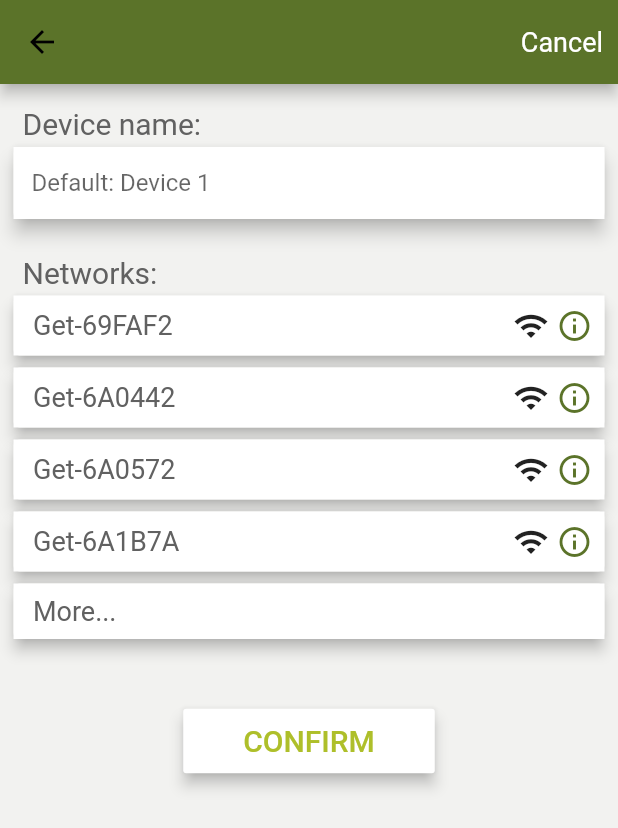
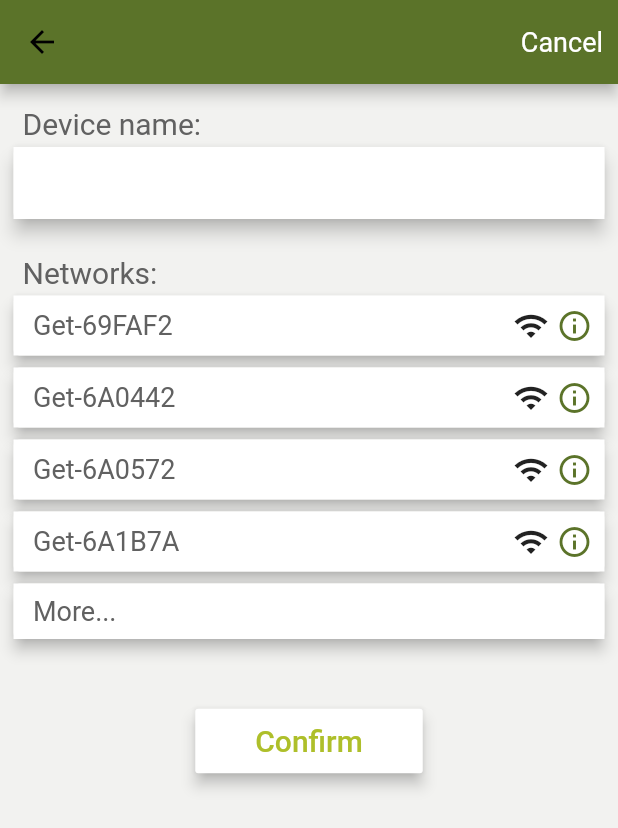
Before and after one commit to nip009/water_plant, a Flutter app: the OverviewBody screen opened directly with empty values, after a tap on "Device", on a phone screen of 412 x 824 dp. Shown: the top 828 px of the screen. Run offline on Flutter 3.47's test engine with Material 2 defaults, Android fonts, the phone set to English and light mode, and no system bars; our stand-ins replace country_code_picker; missing offline and left inert: custom_navigator.

Commit message:
Make it possible to edit/delete tank

```diff
--- a/lib/src/screens/settings/components/account.dart
+++ b/lib/src/screens/settings/components/account.dart
@@ -27,6 +27,7 @@ class _AccountSettingsState extends State<AccountSettings> {
   Widget build(BuildContext context) {
     return SafeArea(
       child: Scaffold(
+        resizeToAvoidBottomInset: false,
         appBar: AppBar(
           title: ClipRRect(
             //borderRadius: BorderRadius.circular(10),
@@ -78,7 +79,6 @@ class _AccountSettingsState extends State<AccountSettings> {
                   ),
                 ),
                 formTitle('Mobile number'),
-                //TODO: Let user choose country code
                 Row(
                   children: <Widget>[
                     Card(
@@ -106,6 +106,9 @@ class _AccountSettingsState extends State<AccountSettings> {
                             'AD',
                             'AO',
                             'AQ',
+                            'SE',
+                            'GE',
+                            'UK',
                           ],
                           showFlagDialog: true,
                           comparator: (a, b) => b.name.compareTo(a.name),
--- a/lib/src/screens/tank_overview/components/add_new_tank.dart
+++ b/lib/src/screens/tank_overview/components/edit_tank.dart
@@ -3,19 +3,28 @@ import 'package:water_plant/constants.dart' as Constants;
 import 'package:water_plant/objects/watertankdevice/water_tank_device.dart';
 
 /// Screen for adding a new [WaterTankDevice].
-class AddNewTank extends StatefulWidget {
+class EditTank extends StatefulWidget {
   final Function addTank;
+  final Function removeTank;
+  final Function refreshState;
+  final bool showDeleteButton;
+  WaterTankDevice tank;
+  String tankName;
 
-  AddNewTank(this.addTank);
+  EditTank(
+      {this.tankName,
+      this.tank,
+      this.addTank,
+      this.removeTank,
+      this.refreshState,
+      this.showDeleteButton = false});
 
   @override
-  _AddNewTankState createState() => _AddNewTankState();
+  _EditTankState createState() => _EditTankState();
 }
 
-class _AddNewTankState extends State<AddNewTank> {
+class _EditTankState extends State<EditTank> {
   final _formKey = new GlobalKey<FormState>();
-
-  String _tankName = '';
 
   @override
   Widget build(BuildContext context) {
@@ -60,12 +69,14 @@ class _AddNewTankState extends State<AddNewTank> {
                   child: Form(
                     key: _formKey,
                     child: TextFormField(
+                      initialValue: widget.tank != null ? widget.tank.name : '',
                       maxLength: Constants.MAX_CHARS_DEVICE_NAME,
-                      onSaved: (value) => _tankName = value,
+                      onSaved: (value) => widget.tankName = value,
                       validator: (value) =>
                           value.isEmpty ? 'Name cannot be empty' : null,
                       decoration: InputDecoration(
-                        hintText: 'Default: Device 1',
+                        hintText:
+                            widget.tankName == '' ? 'Default: Device 1' : '',
                         border: InputBorder.none,
                         counterText: '',
                       ),
@@ -105,7 +116,7 @@ class _AddNewTankState extends State<AddNewTank> {
                   child: Container(
                     margin: EdgeInsets.only(left: 30, right: 30),
                     child: Text(
-                      'CONFIRM',
+                      'Confirm',
                       style: TextStyle(
                         fontSize: 20,
                         color: Constants.LIGHT_GREEN_COLOR,
@@ -113,10 +124,38 @@ class _AddNewTankState extends State<AddNewTank> {
                     ),
                   ),
                   onPressed: () {
-                    _submit();
+                    if (widget.tank == null) {
+                      _addNewTank();
+                    } else {
+                      _editTank(widget.tank);
+                    }
                   },
                 ),
               ),
+              widget.showDeleteButton
+                  ? Container(
+                      padding: EdgeInsets.only(top: 10),
+                      alignment: Alignment.center,
+                      child: RaisedButton(
+                        elevation: 4,
+                        padding: EdgeInsets.all(10),
+                        color: Colors.white,
+                        child: Container(
+                          margin: EdgeInsets.only(left: 30, right: 30),
+                          child: Text(
+                            'Delete',
+                            style: TextStyle(
+                              fontSize: 20,
+                              color: Colors.red,
+                            ),
+                          ),
+                        ),
+                        onPressed: () {
+                          remove();
+                        },
+                      ),
+                    )
+                  : Container(),
             ],
           ),
         ),
@@ -124,13 +163,38 @@ class _AddNewTankState extends State<AddNewTank> {
     );
   }
 
-  void _submit() {
+  void remove() {
+    assert(widget.tank != null);
+    if (widget.removeTank != null) {
+      widget.removeTank(widget.tank);
+      widget.refreshState();
+      // Pop twice to not show the old, now removed tank
+      Navigator.pop(context);
+      Navigator.pop(context);
+    }
+  }
+
+  void _editTank(WaterTankDevice tank) {
+    assert(_formKey != null);
+    assert(tank != null);
+
+    if (_formKey.currentState.validate()) {
+      //onSaved for the form is called and tank name is stored in _tankName.
+      _formKey.currentState.save();
+      print(widget.tankName);
+      tank.name = widget.tankName;
+      widget.refreshState();
+      Navigator.pop(context);
+    }
+  }
+
+  void _addNewTank() {
     assert(_formKey != null);
     if (_formKey.currentState.validate()) {
       //onSaved for the form is called and tank name is stored in _tankName.
       _formKey.currentState.save();
-      print(_tankName);
-      WaterTankDevice tank = WaterTankDevice(_tankName);
+      print(widget.tankName);
+      WaterTankDevice tank = WaterTankDevice(widget.tankName);
       widget.addTank(tank);
       Navigator.pop(context);
     }
```
Also changed, not shown: lib/src/screens/overview/components/overview_body.dart (+13 -5 lines), lib/src/screens/overview/overview.dart (+1 -7 lines), lib/src/screens/tank_overview/tank_overview.dart (+33 -4 lines).
